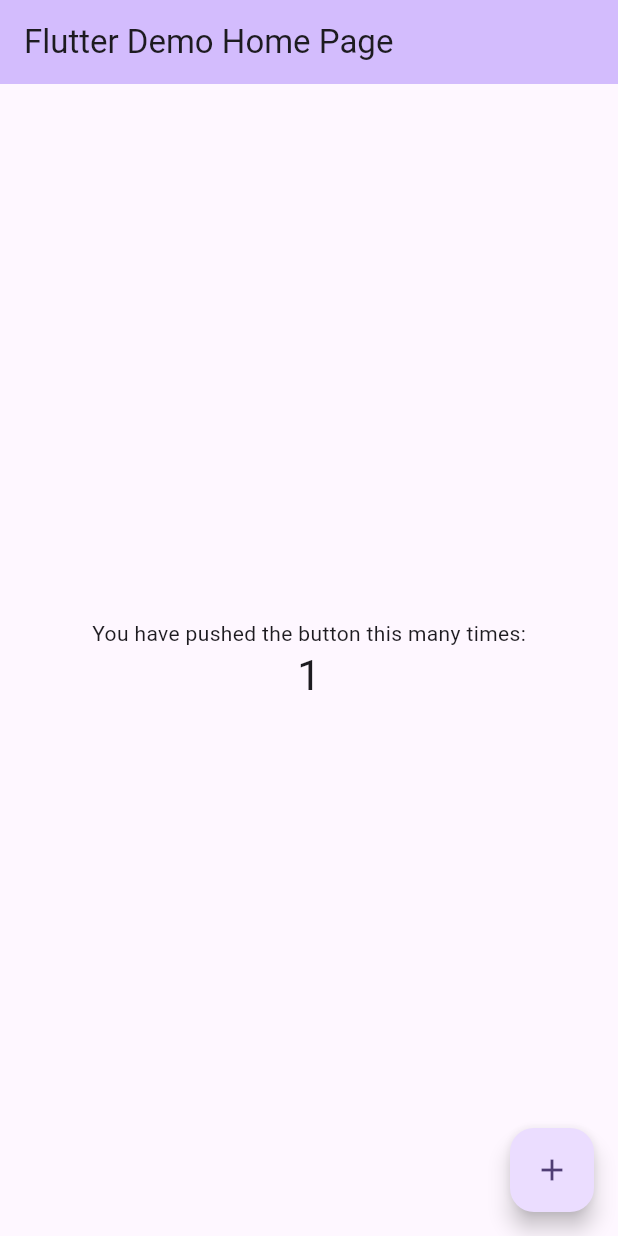
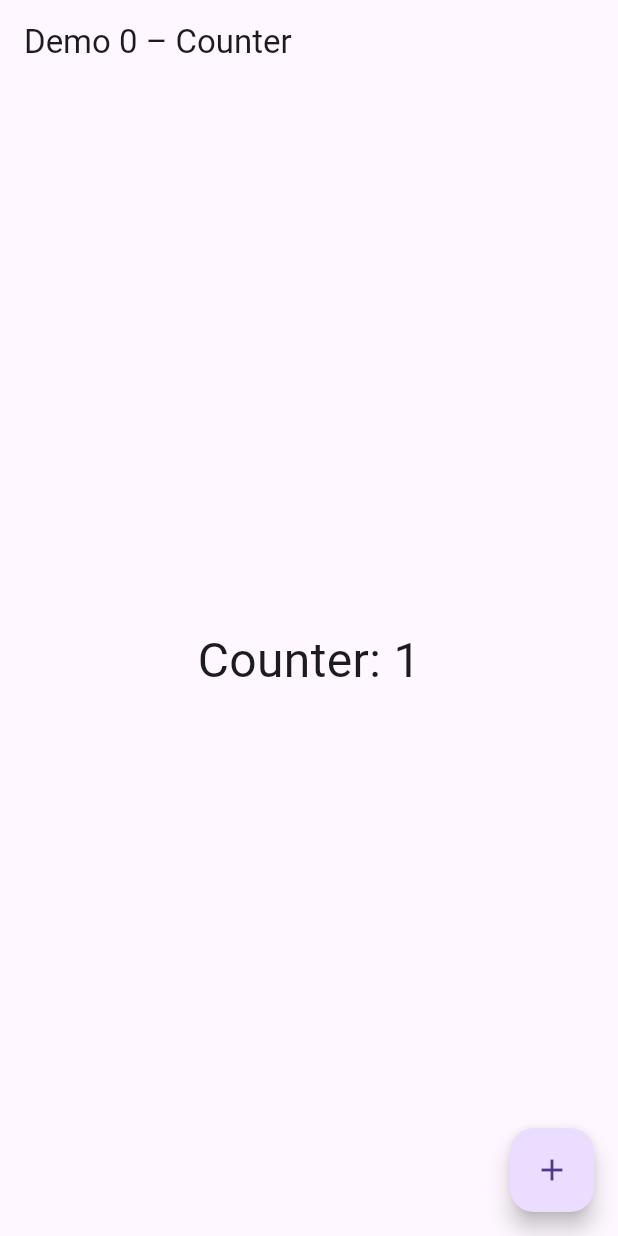
Before and after one commit to deleayeni/Progressive-DevOps-Course, a Flutter app: the screen it shows after launch, after a tap on the "add" icon, on a phone screen of 412 x 824 dp. Run offline on Flutter 3.47's test engine with Material 3 defaults, Android fonts, the phone set to English and light mode, and no system bars.

```diff
--- a/demos/demo0-frontend-only/frontend0/lib/main.dart
+++ b/demos/demo0-frontend-only/frontend0/lib/main.dart
@@ -1,122 +1,50 @@
 import 'package:flutter/material.dart';
 
 void main() {
-  runApp(const MyApp());
+  runApp(const CounterApp());
 }
 
-class MyApp extends StatelessWidget {
-  const MyApp({super.key});
+class CounterApp extends StatelessWidget {
+  const CounterApp({super.key});
 
-  // This widget is the root of your application.
   @override
   Widget build(BuildContext context) {
     return MaterialApp(
-      title: 'Flutter Demo',
-      theme: ThemeData(
-        // This is the theme of your application.
-        //
-        // TRY THIS: Try running your application with "flutter run". You'll see
-        // the application has a purple toolbar. Then, without quitting the app,
-        // try changing the seedColor in the colorScheme below to Colors.green
-        // and then invoke "hot reload" (save your changes or press the "hot
-        // reload" button in a Flutter-supported IDE, or press "r" if you used
-        // the command line to start the app).
-        //
-        // Notice that the counter didn't reset back to zero; the application
-        // state is not lost during the reload. To reset the state, use hot
-        // restart instead.
-        //
-        // This works for code too, not just values: Most code changes can be
-        // tested with just a hot reload.
-        colorScheme: ColorScheme.fromSeed(seedColor: Colors.deepPurple),
-      ),
-      home: const MyHomePage(title: 'Flutter Demo Home Page'),
+      title: 'Demo 0 – Counter',
+      theme: ThemeData(primarySwatch: Colors.blue),
+      home: const CounterPage(),
     );
   }
 }
 
-class MyHomePage extends StatefulWidget {
-  const MyHomePage({super.key, required this.title});
-
-  // This widget is the home page of your application. It is stateful, meaning
-  // that it has a State object (defined below) that contains fields that affect
-  // how it looks.
-
-  // This class is the configuration for the state. It holds the values (in this
-  // case the title) provided by the parent (in this case the App widget) and
-  // used by the build method of the State. Fields in a Widget subclass are
-  // always marked "final".
-
-  final String title;
+class CounterPage extends StatefulWidget {
+  const CounterPage({super.key});
 
   @override
-  State<MyHomePage> createState() => _MyHomePageState();
+  State<CounterPage> createState() => _CounterPageState();
 }
 
-class _MyHomePageState extends State<MyHomePage> {
+class _CounterPageState extends State<CounterPage> {
   int _counter = 0;
 
   void _incrementCounter() {
     setState(() {
-      // This call to setState tells the Flutter framework that something has
-      // changed in this State, which causes it to rerun the build method below
-      // so that the display can reflect the updated values. If we changed
-      // _counter without calling setState(), then the build method would not be
-      // called again, and so nothing would appear to happen.
       _counter++;
     });
   }
 
   @override
   Widget build(BuildContext context) {
-    // This method is rerun every time setState is called, for instance as done
-    // by the _incrementCounter method above.
-    //
-    // The Flutter framework has been optimized to make rerunning build methods
-    // fast, so that you can just rebuild anything that needs updating rather
-    // than having to individually change instances of widgets.
     return Scaffold(
-      appBar: AppBar(
-        // TRY THIS: Try changing the color here to a specific color (to
-        // Colors.amber, perhaps?) and trigger a hot reload to see the AppBar
-        // change color while the other colors stay the same.
-        backgroundColor: Theme.of(context).colorScheme.inversePrimary,
-        // Here we take the value from the MyHomePage object that was created by
-        // the App.build method, and use it to set our appbar title.
-        title: Text(widget.title),
-      ),
+      appBar: AppBar(title: const Text('Demo 0 – Counter')),
       body: Center(
-        // Center is a layout widget. It takes a single child and positions it
-        // in the middle of the parent.
-        child: Column(
-          // Column is also a layout widget. It takes a list of children and
-          // arranges them vertically. By default, it sizes itself to fit its
-          // children horizontally, and tries to be as tall as its parent.
-          //
-          // Column has various properties to control how it sizes itself and
-          // how it positions its children. Here we use mainAxisAlignment to
-          // center the children vertically; the main axis here is the vertical
-          // axis because Columns are vertical (the cross axis would be
-          // horizontal).
-          //
-          // TRY THIS: Invoke "debug painting" (choose the "Toggle Debug Paint"
-          // action in the IDE, or press "p" in the console), to see the
-          // wireframe for each widget.
-          mainAxisAlignment: MainAxisAlignment.center,
-          children: <Widget>[
-            const Text('You have pushed the button this many times:'),
-            Text(
-              '$_counter',
-              style: Theme.of(context).textTheme.headlineMedium,
-            ),
-          ],
-        ),
+        child: Text('Counter: $_counter', style: const TextStyle(fontSize: 32)),
       ),
       floatingActionButton: FloatingActionButton(
         onPressed: _incrementCounter,
         tooltip: 'Increment',
         child: const Icon(Icons.add),
-      ), // This trailing comma makes auto-formatting nicer for build methods.
+      ),
     );
   }
 }
```
Also changed, not shown: 1 other file.
